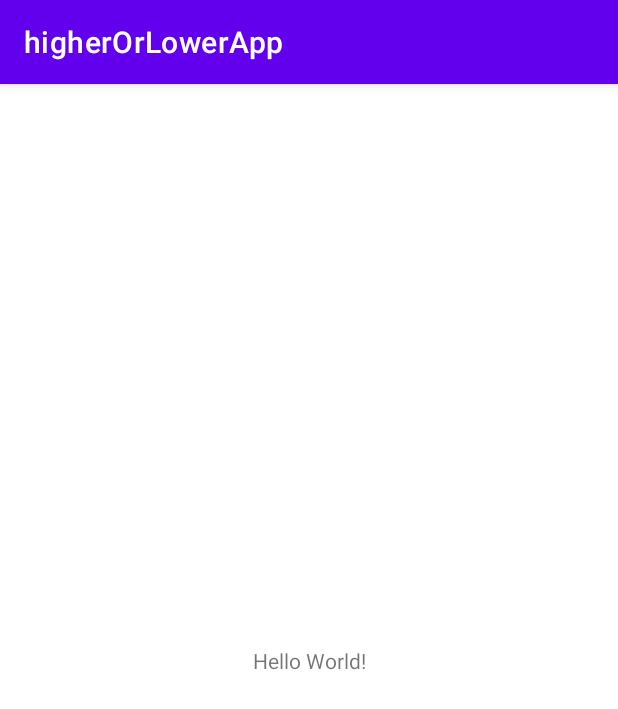
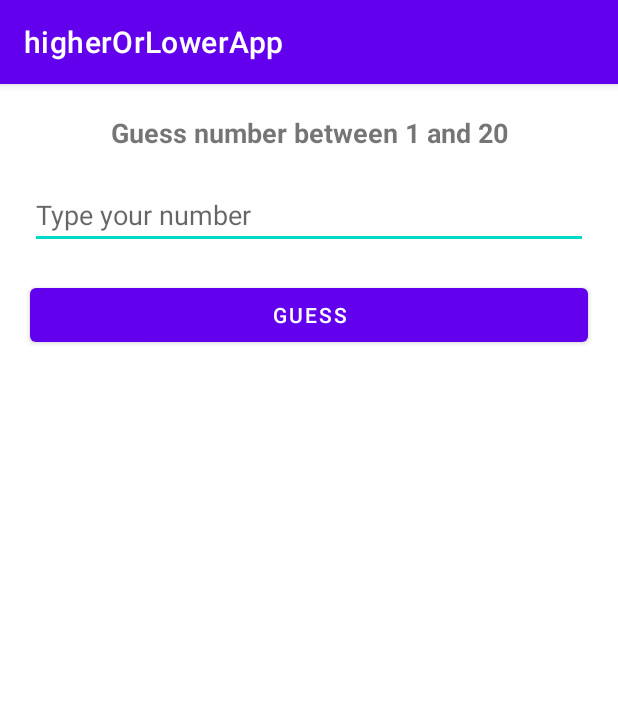
Before and after one commit to MostafaOwies/higherOrLowerApp, an Android app: the screen it shows after launch (MainActivity), on a phone screen of 412 x 824 dp. Shown: the top 709 px of the screen. Run offline under Robolectric (Android 15) with nearby library versions, the phone set to English and light mode, and no system bars.

Commit message:
higher or lower app complete

```diff
--- a/app/src/main/java/com/example/higherorlowerapp/MainActivity.java
+++ b/app/src/main/java/com/example/higherorlowerapp/MainActivity.java
@@ -3,12 +3,46 @@ package com.example.higherorlowerapp;
 import androidx.appcompat.app.AppCompatActivity;
 
 import android.os.Bundle;
+import android.util.Log;
+import android.view.View;
+import android.widget.EditText;
+import android.widget.TextView;
+
+import java.util.Random;
 
 public class MainActivity extends AppCompatActivity {
+
+    int randnumb;
+
+    public void guessNumber(View viwe){
+        EditText input= findViewById(R.id.input);
+        TextView output = findViewById(R.id.output);
+
+
+        String stringInput =input.getText().toString();
+        int intInput = Integer.parseInt(stringInput);
+
+
+        if (intInput > randnumb) {
+            output.setText(" HIGHER !");
+        }
+        else if(intInput < randnumb){
+            output.setText("LOWER !");
+        }
+        else{
+            output.setText("Correct it is "+intInput+"!");
+        }
+
+
+    }
 
     @Override
     protected void onCreate(Bundle savedInstanceState) {
         super.onCreate(savedInstanceState);
         setContentView(R.layout.activity_main);
+
+        Random random = new Random();
+        int upper = 21;
+        randnumb = random.nextInt(upper);
     }
 }
--- a/app/src/main/res/layout/activity_main.xml
+++ b/app/src/main/res/layout/activity_main.xml
@@ -7,12 +7,65 @@
     tools:context=".MainActivity">
 
     <TextView
+        android:id="@+id/textView"
         android:layout_width="wrap_content"
         android:layout_height="wrap_content"
-        android:text="Hello World!"
-        app:layout_constraintBottom_toBottomOf="parent"
-        app:layout_constraintLeft_toLeftOf="parent"
-        app:layout_constraintRight_toRightOf="parent"
+        android:layout_marginStart="20dp"
+        android:layout_marginLeft="20dp"
+        android:layout_marginTop="20dp"
+        android:layout_marginEnd="20dp"
+        android:layout_marginRight="20dp"
+        android:text="Guess number between 1 and 20"
+        android:textSize="18sp"
+        android:textStyle="bold"
+        app:layout_constraintEnd_toEndOf="parent"
+        app:layout_constraintStart_toStartOf="parent"
         app:layout_constraintTop_toTopOf="parent" />
 
+    <Button
+        android:id="@+id/guess"
+        android:layout_width="0dp"
+        android:layout_height="wrap_content"
+        android:layout_marginStart="20dp"
+        android:layout_marginLeft="20dp"
+        android:layout_marginTop="20dp"
+        android:layout_marginEnd="20dp"
+        android:layout_marginRight="20dp"
+        android:onClick="guessNumber"
+        android:text="Guess"
+        app:layout_constraintEnd_toEndOf="parent"
+        app:layout_constraintStart_toStartOf="parent"
+        app:layout_constraintTop_toBottomOf="@+id/input" />
+
+    <TextView
+        android:id="@+id/output"
+        android:layout_width="0dp"
+        android:layout_height="40dp"
+        android:layout_marginStart="20dp"
+        android:layout_marginLeft="20dp"
+        android:layout_marginTop="50dp"
+        android:layout_marginEnd="20dp"
+        android:layout_marginRight="20dp"
+        android:layout_marginBottom="458dp"
+        app:layout_constraintBottom_toBottomOf="parent"
+        app:layout_constraintEnd_toEndOf="parent"
+        app:layout_constraintStart_toStartOf="parent"
+        app:layout_constraintTop_toBottomOf="@+id/guess" />
+
+    <EditText
+        android:id="@+id/input"
+        android:layout_width="0dp"
+        android:layout_height="wrap_content"
+        android:layout_marginStart="20dp"
+        android:layout_marginLeft="20dp"
+        android:layout_marginTop="20dp"
+        android:layout_marginEnd="20dp"
+        android:layout_marginRight="20dp"
+        android:ems="10"
+        android:hint="Type your number"
+        android:inputType="number"
+        app:layout_constraintEnd_toEndOf="parent"
+        app:layout_constraintStart_toStartOf="parent"
+        app:layout_constraintTop_toBottomOf="@+id/textView" />
+
 </androidx.constraintlayout.widget.ConstraintLayout>
```
